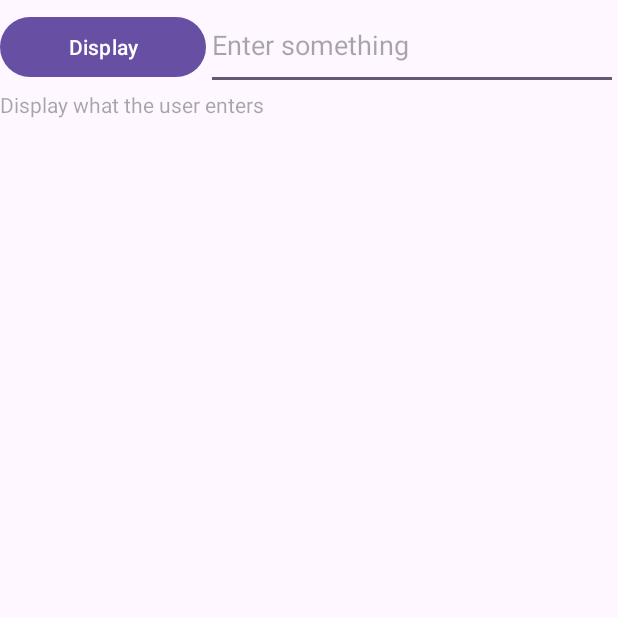
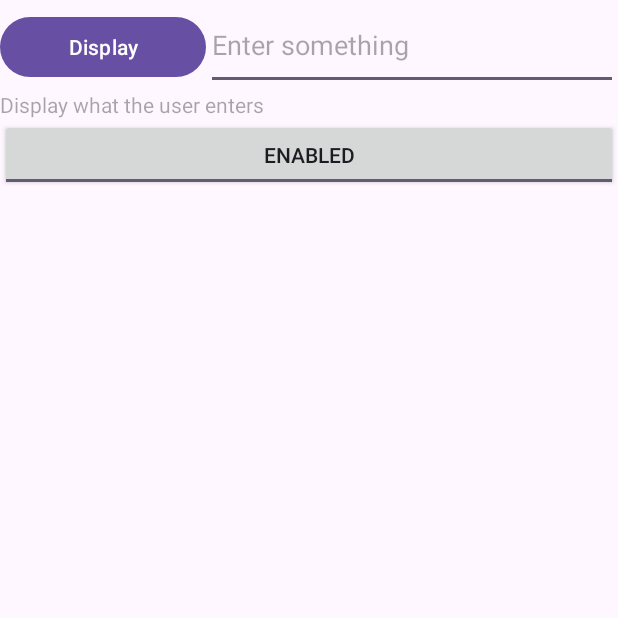
Before and after one commit to ryanlow-rp/Week03, an Android app: the screen it shows after launch (MainActivity), on a phone screen of 412 x 824 dp, the top half of it. Run offline under Robolectric (Android 15) with nearby library versions, the phone set to English and light mode, and no system bars.

Commit message:
completed Section D

```diff
--- a/app/src/main/java/sg/edu/rp/c346/id22000000/week03/MainActivity.java
+++ b/app/src/main/java/sg/edu/rp/c346/id22000000/week03/MainActivity.java
@@ -7,12 +7,14 @@ import android.view.View;
 import android.widget.Button;
 import android.widget.EditText;
 import android.widget.TextView;
+import android.widget.ToggleButton;
 
 public class MainActivity extends AppCompatActivity {
 
     TextView tvDisplay;
     Button btnDisplay;
     EditText etInput;
+    ToggleButton tbtn;
 
     @Override
     protected void onCreate(Bundle savedInstanceState) {
@@ -22,6 +24,7 @@ public class MainActivity extends AppCompatActivity {
         tvDisplay = findViewById(R.id.textViewDisplay);
         btnDisplay = findViewById(R.id.buttonDisplay);
         etInput = findViewById(R.id.editTextInput);
+        tbtn = findViewById(R.id.toggleButtonEnabled);
 
         btnDisplay.setOnClickListener(new View.OnClickListener() {
             @Override
@@ -32,6 +35,18 @@ public class MainActivity extends AppCompatActivity {
             }
         });
 
+        tbtn.setOnClickListener(new View.OnClickListener() {
+            @Override
+            public void onClick(View view) {
+                // Add your code for the action
+                if (tbtn.isChecked() == true) {
+                    etInput.setEnabled(true);
+                } else {
+                    etInput.setEnabled(false);
+                }
+            }
+        });
+
 
     }
 }
--- a/app/src/main/res/layout/activity_main.xml
+++ b/app/src/main/res/layout/activity_main.xml
@@ -35,4 +35,13 @@
         android:layout_height="wrap_content"
         android:hint="@string/show" />
 
+    <ToggleButton
+        android:id="@+id/toggleButtonEnabled"
+        android:layout_width="match_parent"
+        android:layout_height="wrap_content"
+        android:checked="true"
+        android:text="@string/togglebutton"
+        android:textOff="@string/disabled"
+        android:textOn="@string/enabled" />
+
 </LinearLayout>
--- a/app/src/main/res/values/strings.xml
+++ b/app/src/main/res/values/strings.xml
@@ -4,6 +4,9 @@
     <string name="show">Display what the user enters</string>
     <string name="btn_text">Display</string>
     <string name="test_string">test string</string>
+    <string name="togglebutton">ToggleButton</string>
+    <string name="disabled">Disabled</string>
+    <string name="enabled">Enabled</string>
 
 
 </resources>
```
